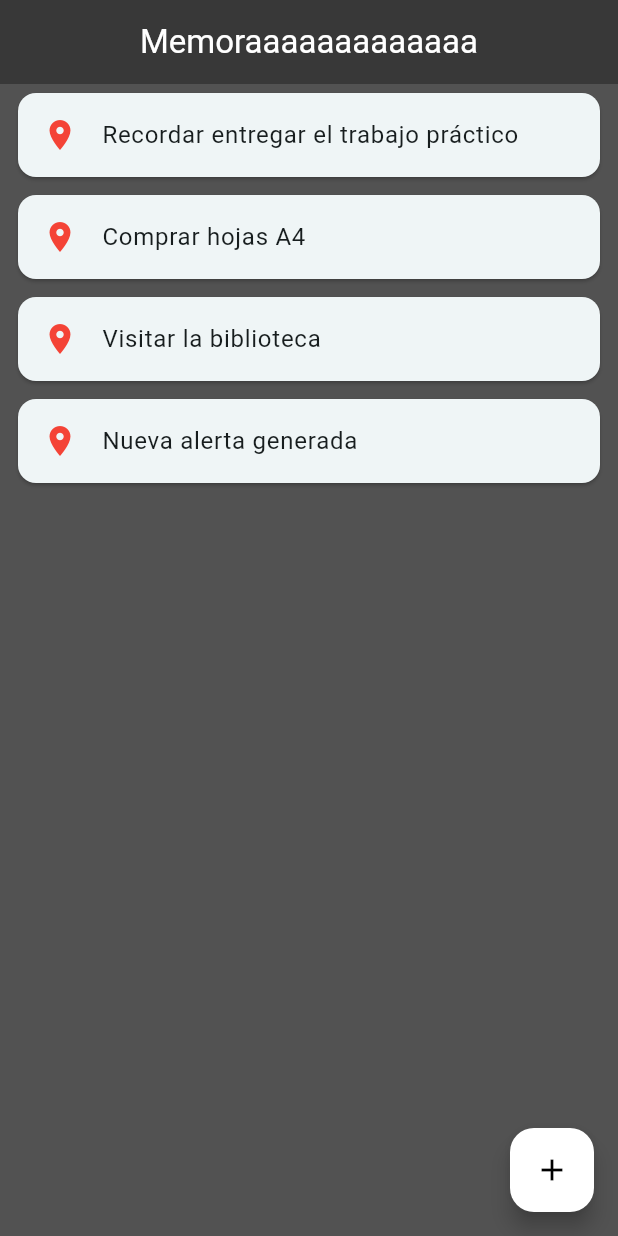
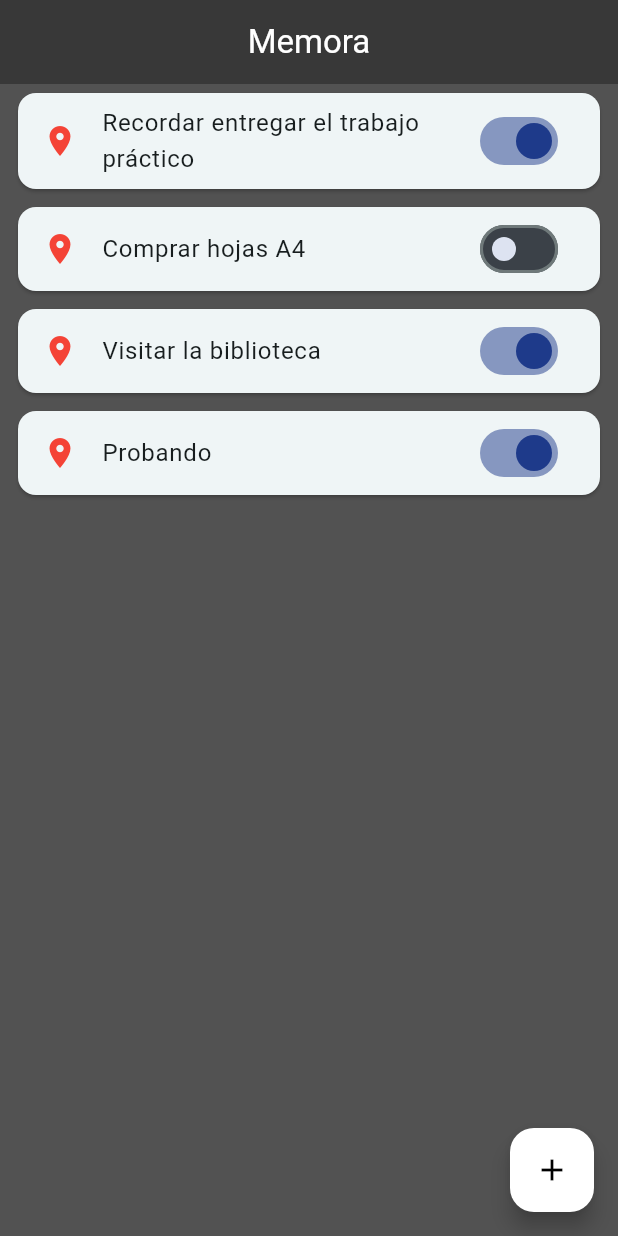
Before and after one commit to Shiny333Arg/Memora, a Flutter app: the screen it shows after launch, after a tap on the "add" icon, on a phone screen of 412 x 824 dp. Run offline on Flutter 3.47's test engine with Material 3 defaults, Android fonts, the phone set to English and light mode, and no system bars.

Commit message:
Modificar alertas, se les añadió un botón de switch para habilitar y deshabilitar su estado

```diff
--- a/lib/data/sample_alerts.dart
+++ b/lib/data/sample_alerts.dart
@@ -0,0 +1,8 @@
+// lista inicial de alertas
+import '../models/alert_item.dart';
+
+final List<AlertItem> sampleAlerts = [
+  AlertItem("Recordar entregar el trabajo práctico", enabled: true),
+  AlertItem("Comprar hojas A4", enabled: false),
+  AlertItem("Visitar la biblioteca", enabled: true),
+];
--- a/lib/main.dart
+++ b/lib/main.dart
@@ -1,4 +1,6 @@
 import 'package:flutter/material.dart';
+import 'models/alert_item.dart';
+import 'data/sample_alerts.dart';
 
 void main() => runApp(const MemoraApp());
 
@@ -12,7 +14,7 @@ class MemoraApp extends StatelessWidget {
       title: 'Memora',
       theme: ThemeData(
         useMaterial3: true,
-        colorSchemeSeed: Colors.white,
+        colorSchemeSeed: Colors.white, // lo dejo como lo tenías
       ),
       home: const HomePage(),
     );
@@ -26,43 +28,47 @@ class HomePage extends StatefulWidget {
   State<HomePage> createState() => _HomePageState();
 }
 
+class _MySeparator extends StatelessWidget {
+  const _MySeparator({super.key});
+  @override
+  Widget build(BuildContext context) => const SizedBox(height: 0);
+}
+
 class _HomePageState extends State<HomePage> {
-  // Lista de alertas simuladas (por ahora texto fijo).
-  final List<String> _alerts = [
-    "Recordar entregar el trabajo práctico",
-    "Comprar hojas A4",
-    "Visitar la biblioteca"
-  ];
+  // Traemos datos iniciales (modelo AlertItem) desde sample_alerts.dart
+  final List<AlertItem> _alerts = List.from(sampleAlerts);
 
   void _addAlert() {
-    // Más adelante: abrir pantalla o modal para crear alerta.
-    // Por ahora, añadimos un ejemplo rápido.
     setState(() {
-      _alerts.add("Nueva alerta generada");
+      _alerts.add(AlertItem("Probando", enabled: true));
     });
   }
 
   @override
   Widget build(BuildContext context) {
     return Scaffold(
-      backgroundColor: const Color(0xFF525252), //color de fondo
+      backgroundColor: const Color(0xFF525252), // color de fondo
 
-
-      //header
+      // Header
       appBar: AppBar(
-        backgroundColor: const Color(0xFF383838), //color de header
+        backgroundColor: const Color(0xFF383838), // color de header
         title: const Text(
-          "Memoraaaaaaaaaaaaa",
-          style: TextStyle(color: Color(0xFFFFFFFF),), // texto blanco
+          "Memora",
+          style: TextStyle(color: Color(0xFFFFFFFF)), // texto blanco
         ),
         centerTitle: true,
       ),
 
-
+      // Lista con Scrollbar
       body: _alerts.isEmpty
-          ? const Center(child: Text("No hay alertas aún"))
+          ? const Center(
+        child: Text(
+          "No hay alertas aún",
+          style: TextStyle(color: Colors.white),
+        ),
+      )
           : Scrollbar(
-        thumbVisibility: true, // hace visible la barra de scroll
+        thumbVisibility: true,
         child: ListView.builder(
           itemCount: _alerts.length,
           itemBuilder: (context, index) {
@@ -71,21 +77,33 @@ class _HomePageState extends State<HomePage> {
               margin: const EdgeInsets.symmetric(
                   vertical: 6.0, horizontal: 12.0),
               child: ListTile(
-                leading: const Icon(Icons.location_on, color: Colors.red),
-                title: Text(alert),
+                leading:
+                const Icon(Icons.location_on, color: Colors.red),
+                title: Text(alert.title),
+                trailing: Switch.adaptive(
+                  value: alert.enabled,
+                  onChanged: (val) {
+                    setState(() => alert.enabled = val);
+                    // aquí luego vas a activar/desactivar la geocerca real
+                  },
+                  // (opcional) personalización suave del switch
+                  activeColor: const Color(0xFF1E3A8A),
+                  inactiveThumbColor: const Color(0xFFDDE3F1),
+                  inactiveTrackColor: const Color(0xFF3B4148),
+                ),
+                //onTap: () =>
+                    //setState(() => alert.enabled = !alert.enabled),
               ),
             );
           },
         ),
       ),
 
-
-
-      //botón para añadir alertas
+      // Botón para añadir alertas
       floatingActionButton: FloatingActionButton(
         onPressed: _addAlert,
-        backgroundColor: const Color(0xFFFFFFFF), // color de fondo (azul en este caso)
-        foregroundColor: const Color(0xFF000000), // color del ícono (blanco)
+        backgroundColor: const Color(0xFFFFFFFF), // color de fondo
+        foregroundColor: const Color(0xFF000000), // color del ícono
         child: const Icon(Icons.add),
       ),
     );
--- a/lib/models/alert_item.dart
+++ b/lib/models/alert_item.dart
@@ -0,0 +1,7 @@
+// definición de la clase AlertItem
+class AlertItem {
+  AlertItem(this.title, {this.enabled = true});
+
+  final String title;
+  bool enabled;
+}
```
